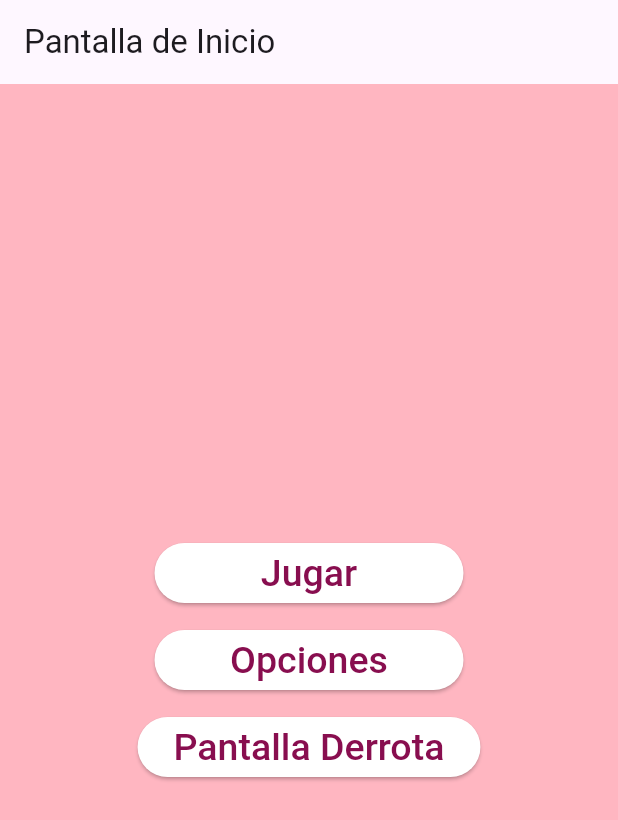
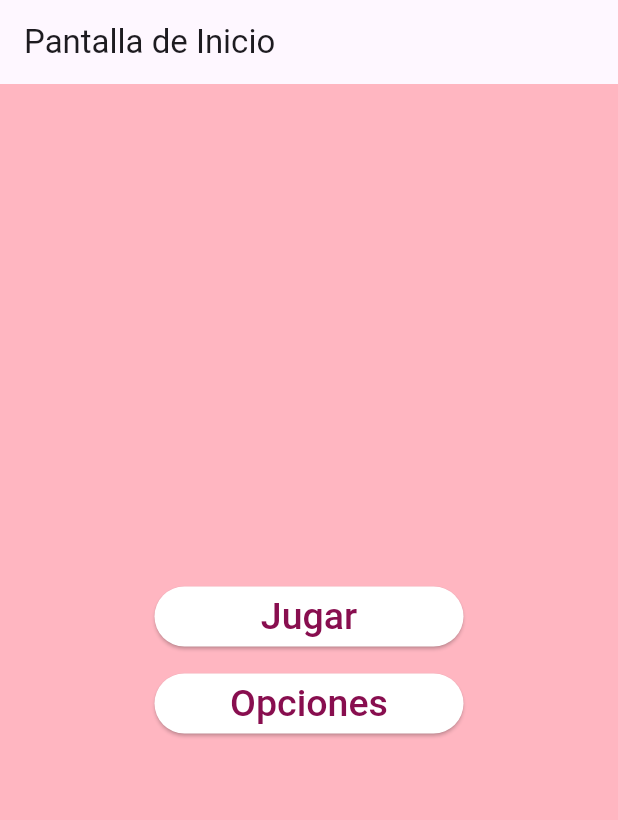
Before and after one commit to mraboso2019/practica2moviles, a Flutter app: the screen it shows after launch, on a phone screen of 412 x 824 dp. Shown: the top 820 px of the screen. Run offline on Flutter 3.47's test engine with Material 3 defaults, Android fonts, the phone set to English and light mode, and no system bars.

Commit message:
Update home_screen.dart

```diff
--- a/lib/home_screen.dart
+++ b/lib/home_screen.dart
@@ -38,21 +38,6 @@ class HomeScreen extends StatelessWidget {
                 minimumSize: Size(MediaQuery.of(context).size.width / 2, 40),
               ),
             ),
-
-            //TEMPORAL
-            SizedBox(height: 10.0),
-            ElevatedButton(
-              onPressed: () {
-                Navigator.push(
-                  context,
-                  MaterialPageRoute(builder: (context) => DefeatScreen()),
-                );
-              },
-              child: Text('Pantalla Derrota'),
-              style: ElevatedButton.styleFrom(
-                minimumSize: Size(MediaQuery.of(context).size.width / 2, 40),
-              ),
-            ),
           ],
         ),
       ),
```
